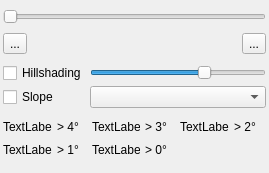
Above: src/qmapshack/dem/IDemPropSetup.ui from Maproom/qmapshack before the change. Below: the same form after it.
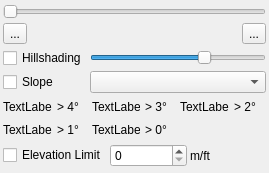
That is the form after the change. Icons and pictures are not drawn. Custom widgets are drawn as their Qt base class.

Commit message:
[QMS-49] Add "elevation limit" to DEM to highlight elevation above the limit.
Added a Checkbox "Elevation Limit" to the DEM
dialog to toggle visualization of the limit.

Added a Spinbox to the DEM dialog to set the
elevation limit.

If enabled, terrain above the limit will be
colored in magenta.

This feature is useful for VFR flight planning to
check if the planned route is above the terrain.

Diff of the .ui file:
```diff
--- a/src/qmapshack/dem/IDemPropSetup.ui
+++ b/src/qmapshack/dem/IDemPropSetup.ui
@@ -590,6 +590,67 @@
      </item>
     </layout>
    </item>
+   <item>
+    <layout class="QGridLayout" name="gridLayout_3">
+     <item row="0" column="0">
+      <widget class="QCheckBox" name="checkElevationLimit">
+       <property name="enabled">
+        <bool>true</bool>
+       </property>
+       <property name="sizePolicy">
+        <sizepolicy hsizetype="Minimum" vsizetype="Fixed">
+         <horstretch>0</horstretch>
+         <verstretch>0</verstretch>
+        </sizepolicy>
+       </property>
+       <property name="text">
+        <string>Elevation Limit</string>
+       </property>
+      </widget>
+     </item>
+     <item row="0" column="1">
+      <widget class="QSpinBox" name="spinBoxElevationLimit">
+       <property name="sizePolicy">
+        <sizepolicy hsizetype="Minimum" vsizetype="Fixed">
+         <horstretch>0</horstretch>
+         <verstretch>0</verstretch>
+        </sizepolicy>
+       </property>
+       <property name="minimumSize">
+        <size>
+         <width>30</width>
+         <height>0</height>
+        </size>
+       </property>
+       <property name="maximumSize">
+        <size>
+         <width>100</width>
+         <height>16777215</height>
+        </size>
+       </property>
+       <property name="maximum">
+        <number>99999</number>
+       </property>
+       <property name="singleStep">
+        <number>50</number>
+       </property>
+      </widget>
+     </item>
+     <item row="0" column="2">
+      <widget class="QLabel" name="elevationLimitUnit">
+       <property name="sizePolicy">
+        <sizepolicy hsizetype="Minimum" vsizetype="Preferred">
+         <horstretch>0</horstretch>
+         <verstretch>0</verstretch>
+        </sizepolicy>
+       </property>
+       <property name="text">
+        <string>m/ft</string>
+       </property>
+      </widget>
+     </item>
+    </layout>
+   </item>
   </layout>
  </widget>
  <customwidgets>
```
The commit also changes 6 other files.
